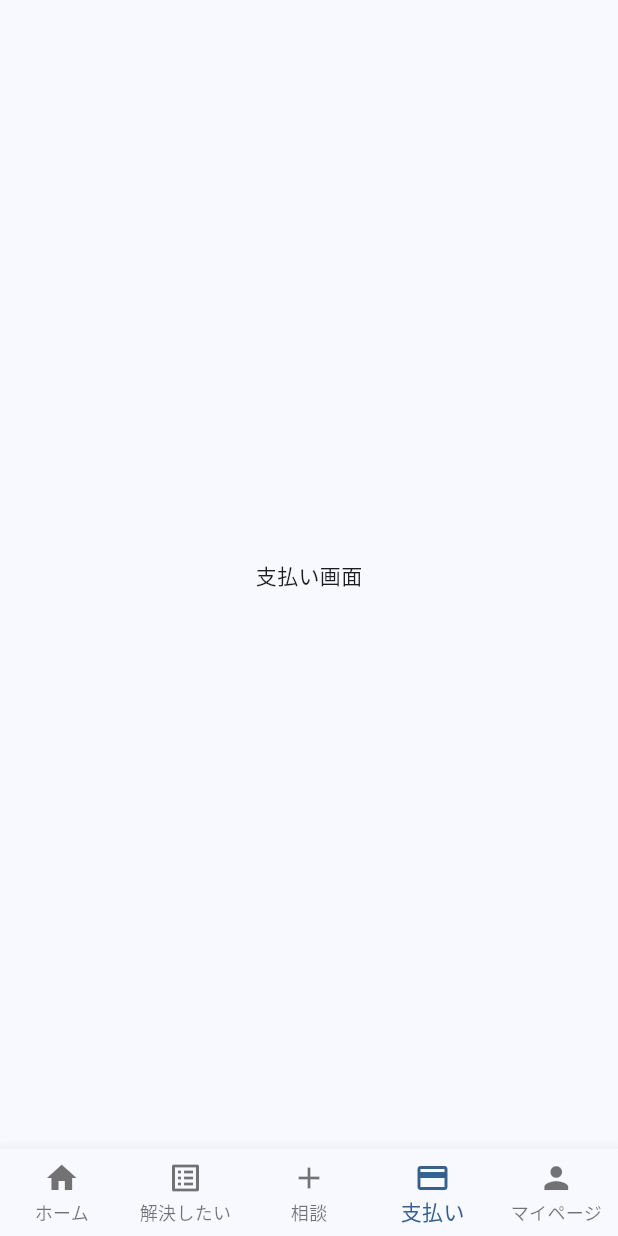
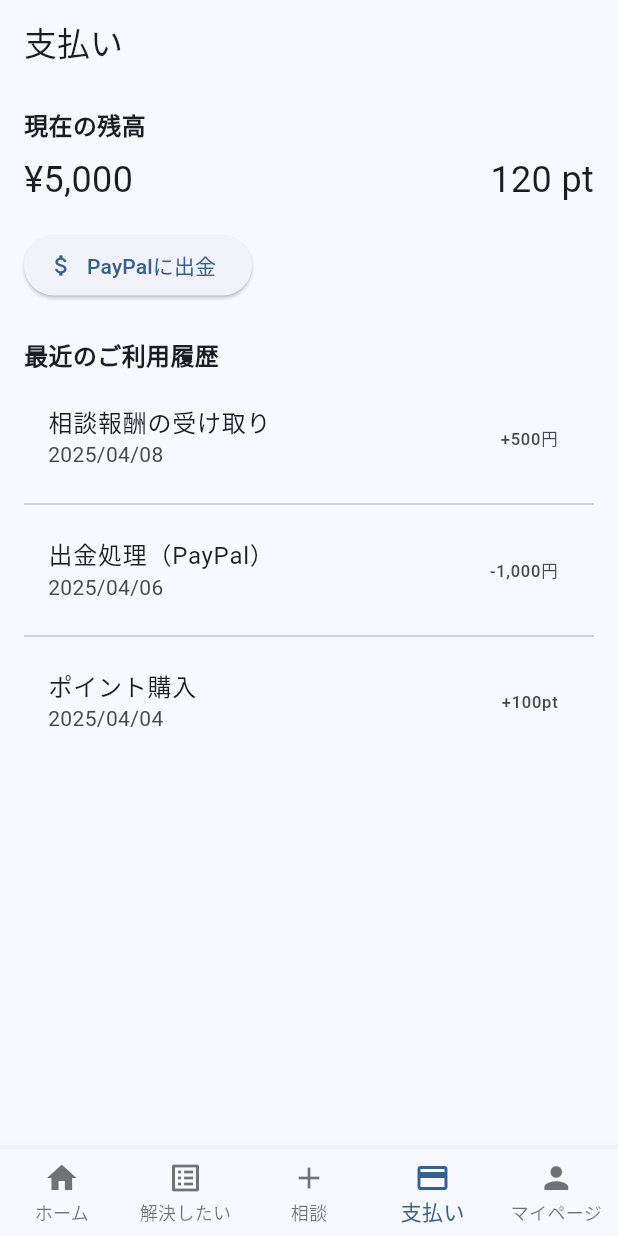
Before and after one commit to chumenium/graduation-project, a Flutter app: the screen it shows after launch, item 4 of the bottom bar chosen, on a phone screen of 412 x 824 dp. Run offline on Flutter 3.47's test engine with Material 3 defaults, Android fonts, the light colour scheme and no system bars; our stand-ins replace firebase_auth, firebase_core, google_sign_in; accounts and stored records are empty.

Commit message:
payment screen

```diff
--- a/lib/screens/main_pages/payment_screen.dart
+++ b/lib/screens/main_pages/payment_screen.dart
@@ -1,4 +1,3 @@
-
 import 'package:flutter/material.dart';
 
 class PaymentScreen extends StatelessWidget {
@@ -6,8 +5,68 @@ class PaymentScreen extends StatelessWidget {
 
   @override
   Widget build(BuildContext context) {
-    return const Scaffold(
-      body: Center(child: Text('支払い画面')),
+    // ダミーデータ（後でFirebaseから取得）
+    final transactions = [
+      {'title': '相談報酬の受け取り', 'amount': '+500円', 'date': '2025/04/08'},
+      {'title': '出金処理（PayPal）', 'amount': '-1,000円', 'date': '2025/04/06'},
+      {'title': 'ポイント購入', 'amount': '+100pt', 'date': '2025/04/04'},
+    ];
+
+    return Scaffold(
+      appBar: AppBar(
+        title: const Text('支払い'),
+      ),
+      body: Padding(
+        padding: const EdgeInsets.all(16.0),
+        child: Column(
+          crossAxisAlignment: CrossAxisAlignment.start,
+          children: [
+            // 残高表示
+            const Text(
+              '現在の残高',
+              style: TextStyle(fontSize: 16, fontWeight: FontWeight.bold),
+            ),
+            const SizedBox(height: 8),
+            const Row(
+              mainAxisAlignment: MainAxisAlignment.spaceBetween,
+              children: [
+                Text('¥5,000', style: TextStyle(fontSize: 24)),
+                Text('120 pt', style: TextStyle(fontSize: 24)),
+              ],
+            ),
+            const SizedBox(height: 16),
+            ElevatedButton.icon(
+              onPressed: () {
+                // TODO: PayPal連携処理
+              },
+              icon: const Icon(Icons.attach_money),
+              label: const Text('PayPalに出金'),
+            ),
+            const SizedBox(height: 24),
+
+            // 利用履歴
+            const Text(
+              '最近のご利用履歴',
+              style: TextStyle(fontSize: 16, fontWeight: FontWeight.bold),
+            ),
+            const SizedBox(height: 8),
+            Expanded(
+              child: ListView.separated(
+                itemCount: transactions.length,
+                separatorBuilder: (_, __) => const Divider(),
+                itemBuilder: (context, index) {
+                  final tx = transactions[index];
+                  return ListTile(
+                    title: Text(tx['title']!),
+                    subtitle: Text(tx['date']!),
+                    trailing: Text(tx['amount']!),
+                  );
+                },
+              ),
+            ),
+          ],
+        ),
+      ),
     );
   }
 }
```
Also changed, not shown: lib/screens/main_pages/mypage_screen.dart (+46 -7 lines).
